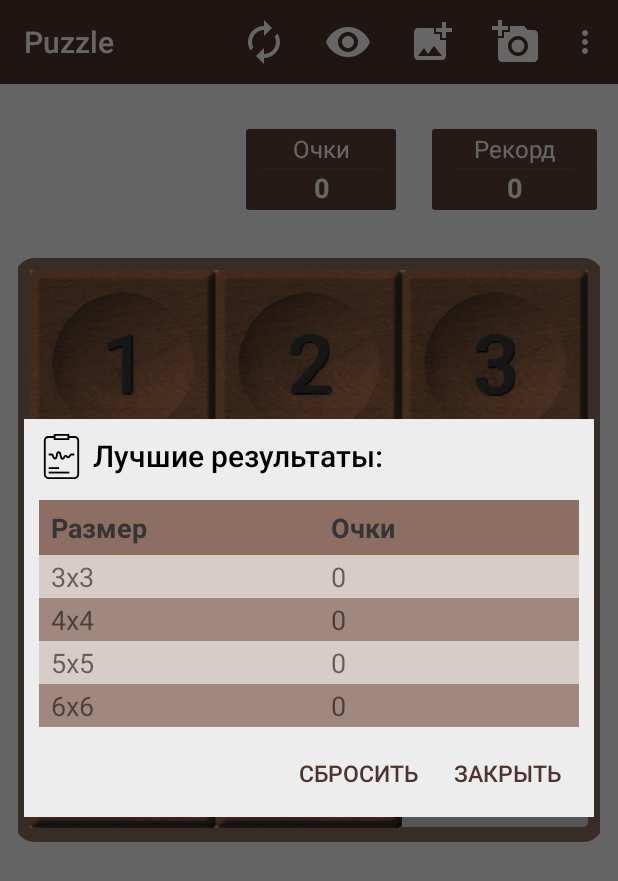
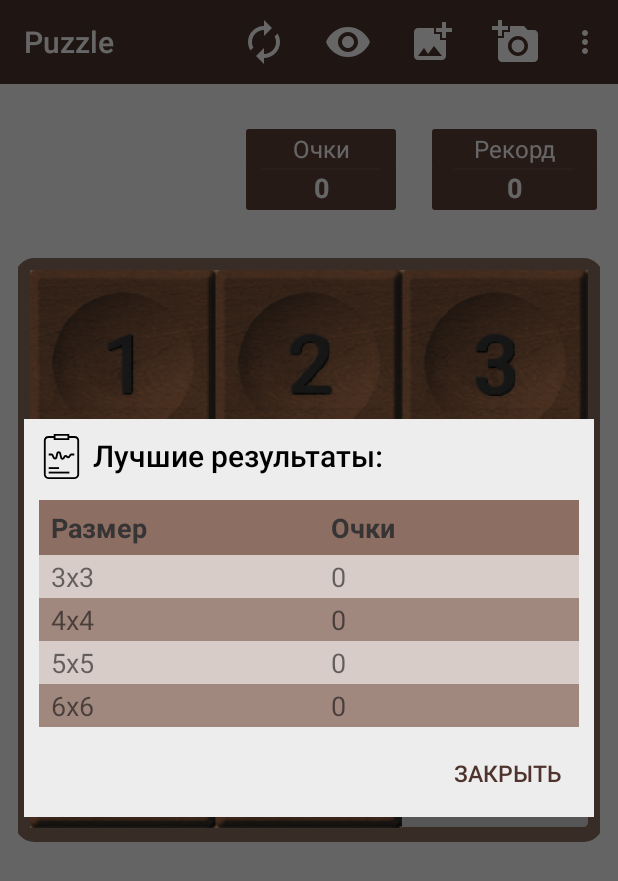
Before and after one commit to d3mr0n/Puzzle-Images, an Android app: the PuzzleActivity screen opened directly, with no data from a screen before it, after a tap on "Рекорд", on a phone screen of 412 x 824 dp. Shown: the top 881 px of the screen. Run offline under Robolectric (Android 15) with nearby library versions, the phone set to English and light mode, and no system bars.

Commit message:
Disabled reset button in HighScore Table (When showing in game activity)

```diff
--- a/app/src/main/java/by/app/puzzleimages/MainActivity.kt
+++ b/app/src/main/java/by/app/puzzleimages/MainActivity.kt
@@ -41,14 +41,12 @@ class MainActivity : AppCompatActivity() {
                 startActivity(Intent(this, ChooseGameActivity::class.java))
             }
             R.id.results_btn -> {
-                highScoreShow(this)
+                highScoreShow(this, disableReset = false)
             }
             R.id.settings_btn -> {
                 startActivity(Intent(this, SettingsActivity::class.java))
             }
             R.id.exit_btn -> {
-                Toast.makeText(this@MainActivity, "Приложение закрыто...", Toast.LENGTH_SHORT)
-                    .show()
                 this.finishAffinity()
                 exitProcess(0)
             }
@@ -58,7 +56,7 @@ class MainActivity : AppCompatActivity() {
                     setTitle(R.string.help_title)
                     setMessage(R.string.help_text)
                     setIcon(android.R.drawable.ic_dialog_info)
-                    setPositiveButton("Закрыть", null)
+                    setPositiveButton(R.string.close, null)
                     show()
                 }
             }
@@ -88,7 +86,7 @@ class MainActivity : AppCompatActivity() {
     companion object {
         // Show Dialog of all results
         @SuppressLint("InflateParams")
-        fun highScoreShow(context: Context) {
+        fun highScoreShow(context: Context, disableReset: Boolean) {
             val inflater =
                 context.getSystemService(Context.LAYOUT_INFLATER_SERVICE) as LayoutInflater
             val view: View = inflater.inflate(R.layout.dialog_result, null)
@@ -102,6 +100,8 @@ class MainActivity : AppCompatActivity() {
             view.tableCell_two.text = dbHandler.getAllMaxRecords(DBHelper.COLUMN_four)
             view.tableCell_three.text = dbHandler.getAllMaxRecords(DBHelper.COLUMN_five)
             view.tableCell_four.text = dbHandler.getAllMaxRecords(DBHelper.COLUMN_six)
+            if (disableReset)
+                dialog.button_reset_results.visibility = View.GONE
             dialog.button_reset_results.setOnClickListener {
                 dbHandler.deleteAllRecords()
                 dialog.dismiss()
--- a/app/src/main/java/by/app/puzzleimages/PuzzleActivity.kt
+++ b/app/src/main/java/by/app/puzzleimages/PuzzleActivity.kt
@@ -181,8 +181,9 @@ class PuzzleActivity : AppCompatActivity() {
         layoutView.dialog_hint.setOnClickListener { alertDialog.dismiss() }
     }
 
+    // Show High score Table with Disabled reset button
     fun highScoreView(view: View) {
-        MainActivity.highScoreShow(this)
+        MainActivity.highScoreShow(this, disableReset = true)
     }
 
     // Call activity for camera or gallery
--- a/app/src/main/java/by/app/puzzleimages/PuzzleBoardView.kt
+++ b/app/src/main/java/by/app/puzzleimages/PuzzleBoardView.kt
@@ -99,7 +99,6 @@ class PuzzleBoardView(context: Context?) : View(context) {
     }
 
     // Showing when game is solved
-    @SuppressLint("StringFormatInvalid", "StringFormatMatches")
     private fun endGame(context: Context) {
         val gameSolved = AlertDialog.Builder(context)
         with(gameSolved) {
```
